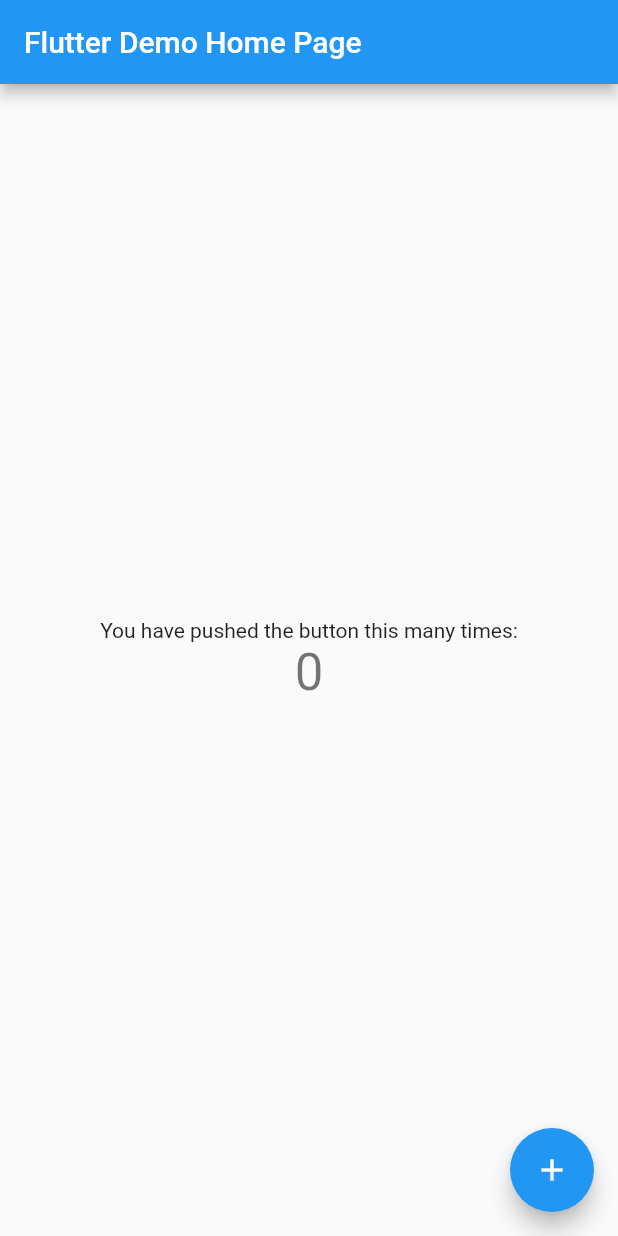
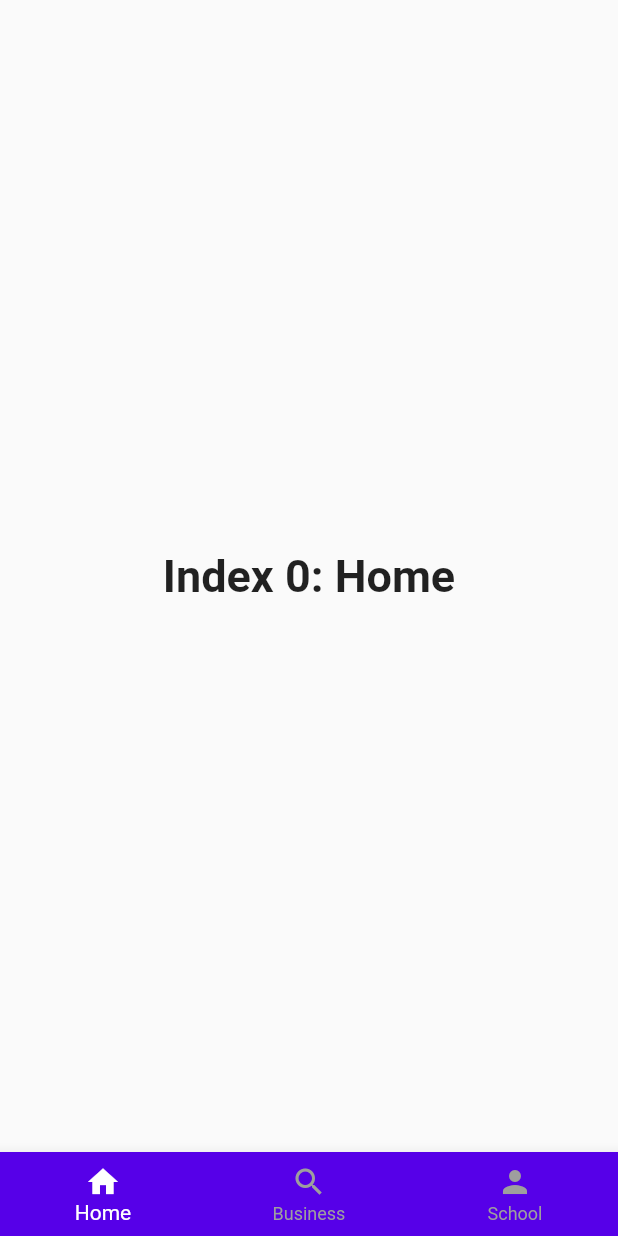
Before and after one commit to UgoSantoro/Fluffy, a Flutter app: the screen it shows after launch, on a phone screen of 412 x 824 dp. Run offline on Flutter 3.47's test engine with Material 2 defaults, Android fonts, the phone set to English and light mode, and no system bars; missing offline and left inert: flutter_statusbarcolor.

Commit message:
Set Bottom Bar & Color

```diff
--- a/fluffy/lib/main.dart
+++ b/fluffy/lib/main.dart
@@ -28,7 +28,7 @@ class MyApp extends StatelessWidget {
         // closer together (more dense) than on mobile platforms.
         visualDensity: VisualDensity.adaptivePlatformDensity,
       ),
-      home: MyHomePage(title: 'Flutter Demo Home Page'),
+      home: MyHomePage(title: 'Fluffy Main Menu'),
     );
   }
 }
@@ -52,51 +52,76 @@ class MyHomePage extends StatefulWidget {
 }
 
 class _MyHomePageState extends State<MyHomePage> {
-  int _counter = 0;
+  int _selectedIndex = 0;
+  static const TextStyle optionStyle =
+      TextStyle(fontSize: 30, fontWeight: FontWeight.bold);
+  static const List<Widget> _widgetOptions = <Widget>[
+    Text(
+      'Index 0: Home',
+      style: optionStyle,
+    ),
+    Text(
+      'Index 1: Business',
+      style: optionStyle,
+    ),
+    Text(
+      'Index 2: School',
+      style: optionStyle,
+    ),
+  ];
 
-  void _incrementCounter() {
+  void _onItemTapped(int index) {
     setState(() {
-      // This call to setState tells the Flutter framework that something has
-      // changed in this State, which causes it to rerun the build method below
-      // so that the display can reflect the updated values. If we changed
-      // _counter without calling setState(), then the build method would not be
-      // called again, and so nothing would appear to happen.
-      _counter++;
+      _selectedIndex = index;
     });
   }
 
   @override
   Widget build(BuildContext context) {
-    // This method is rerun every time setState is called, for instance as done
-    // by the _incrementCounter method above.
-    //
-    // The Flutter framework has been optimized to make rerunning build methods
-    // fast, so that you can just rebuild anything that needs updating rather
-    // than having to individually change instances of widgets.
     return Scaffold(
-      appBar: AppBar(
-        // Here we take the value from the MyHomePage object that was created by
-        // the App.build method, and use it to set our appbar title.
+      /*appBar: AppBar(
         title: Text(widget.title),
+      ),*/
+      body: Center(
+        child: _widgetOptions.elementAt(_selectedIndex),
       ),
-      body: Center(
-        // Center is a layout widget. It takes a single child and positions it
-        // in the middle of the parent.
+      bottomNavigationBar: BottomNavigationBar(
+        backgroundColor: Color.fromRGBO(86, 0, 232, 1),
+        items: const <BottomNavigationBarItem>[
+          BottomNavigationBarItem(
+            icon: Icon(Icons.home),
+            label: 'Home',
+          ),
+          BottomNavigationBarItem(
+            icon: Icon(Icons.search),
+            label: 'Business',
+          ),
+          BottomNavigationBarItem(
+            icon: Icon(Icons.person),
+            label: 'School',
+          ),
+        ],
+        currentIndex: _selectedIndex,
+        selectedItemColor: Colors.white,
+        unselectedItemColor: Colors.grey,
+        onTap: _onItemTapped,
+      ),
+      /*bottomNavigationBar: BottomNavigationBar(
+        currentIndex: 0, // this will be set when a new tab is tapped
+        items: [
+          BottomNavigationBarItem(
+            icon: new Icon(Icons.home),
+          ),
+          BottomNavigationBarItem(
+            icon: new Icon(Icons.search),
+          ),
+          BottomNavigationBarItem(
+            icon: Icon(Icons.person),
+          )
+        ],
+      ),*/
+      /*body: Center(
         child: Column(
-          // Column is also a layout widget. It takes a list of children and
-          // arranges them vertically. By default, it sizes itself to fit its
-          // children horizontally, and tries to be as tall as its parent.
-          //
-          // Invoke "debug painting" (press "p" in the console, choose the
-          // "Toggle Debug Paint" action from the Flutter Inspector in Android
-          // Studio, or the "Toggle Debug Paint" command in Visual Studio Code)
-          // to see the wireframe for each widget.
-          //
-          // Column has various properties to control how it sizes itself and
-          // how it positions its children. Here we use mainAxisAlignment to
-          // center the children vertically; the main axis here is the vertical
-          // axis because Columns are vertical (the cross axis would be
-          // horizontal).
           mainAxisAlignment: MainAxisAlignment.center,
           children: <Widget>[
             Text(
@@ -113,7 +138,7 @@ class _MyHomePageState extends State<MyHomePage> {
         onPressed: _incrementCounter,
         tooltip: 'Increment',
         child: Icon(Icons.add),
-      ), // This trailing comma makes auto-formatting nicer for build methods.
+      ), // This trailing comma makes auto-formatting nicer for build methods.*/
     );
   }
 }
```
